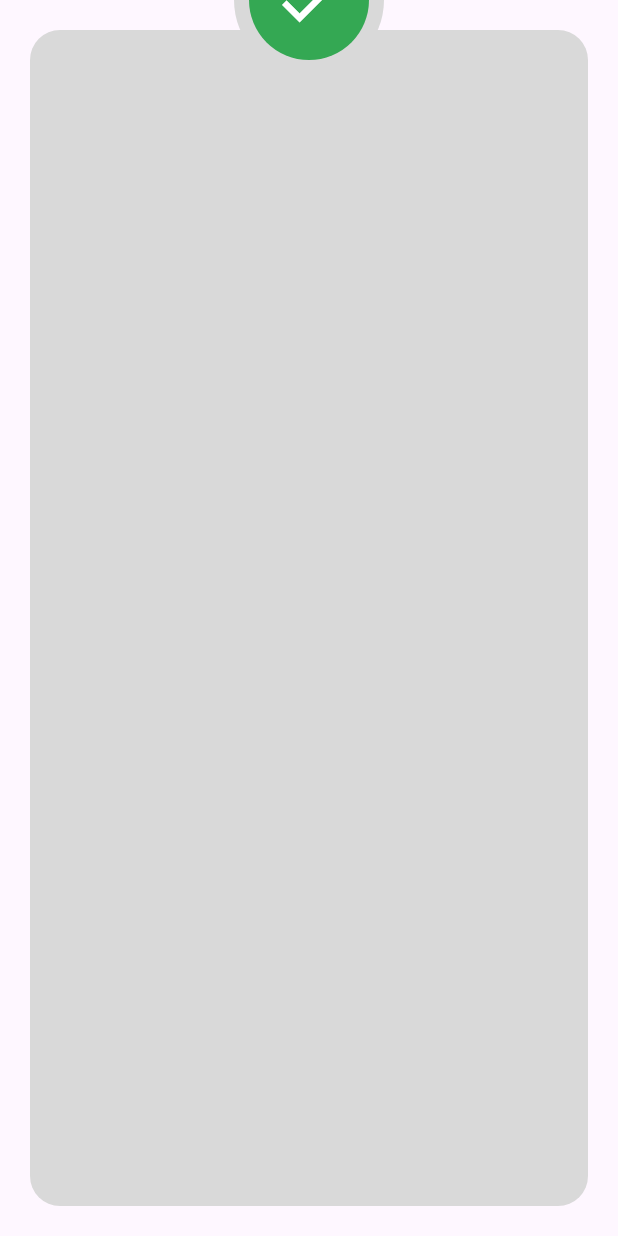
After one commit to wafaMohamed/payment_gateway, a Flutter app: the ThankYouView screen opened directly, on a phone screen of 412 x 824 dp. The commit adds this screen. Run offline on Flutter 3.47's test engine with Material 3 defaults, Android fonts, the phone set to English and light mode, and no system bars; our stand-ins replace bloc, dartz, dio, flutter_credit_card, flutter_svg, google_fonts; missing offline and left inert: flutter_stripe.

Commit message:
custom shaped container - thank you screen

```diff
--- a/lib/core/utils/styles.dart
+++ b/lib/core/utils/styles.dart
@@ -38,4 +38,5 @@ abstract class Styles {
 class ColorsApp {
   static Color black = Colors.black;
   static Color green = Color(0xff34a853);
+  static Color grey = Color(0xffD9D9D9);
 }
--- /dev/null
+++ b/lib/features/payment_gateway/presentation/check_out/view/thank_you_view.dart
@@ -0,0 +1,14 @@
+import 'package:flutter/material.dart';
+
+import '../widgets/thank_you_widgets/thank_you_body.dart';
+
+class ThankYouView extends StatelessWidget {
+  const ThankYouView({super.key});
+
+  @override
+  Widget build(BuildContext context) {
+    return const Scaffold(
+      body: ThankYouBody(),
+    );
+  }
+}
--- a/lib/features/payment_gateway/presentation/check_out/widgets/payment_details_widgets/payment_details_body.dart
+++ b/lib/features/payment_gateway/presentation/check_out/widgets/payment_details_widgets/payment_details_body.dart
@@ -4,6 +4,7 @@ import 'package:flutter/material.dart';
 import 'package:payment_gateway/features/payment_gateway/presentation/check_out/widgets/custom_button.dart';
 import 'package:payment_gateway/features/payment_gateway/presentation/check_out/widgets/payment_details_widgets/payment_list_view.dart';
 
+import '../../view/thank_you_view.dart';
 import 'custom_credit_card.dart';
 
 class PaymentDetailsBody extends StatefulWidget {
@@ -19,7 +20,8 @@ class _PaymentDetailsBodyState extends State<PaymentDetailsBody> {
 
   @override
   Widget build(BuildContext context) {
-    return CustomScrollView(slivers: [
+    return CustomScrollView(
+      slivers: [
         const SliverToBoxAdapter(
           child: PaymentMethodsListView(),
         ),
@@ -45,6 +47,12 @@ class _PaymentDetailsBodyState extends State<PaymentDetailsBody> {
                     formKey.currentState!.save();
                     log("payment");
                   } else {
+                    // in test only - do not do this // put the navigation on if scope
+                    Navigator.of(context).push(
+                      MaterialPageRoute(
+                        builder: (context) => const ThankYouView(),
+                      ),
+                    );
                     autovalidateMode = AutovalidateMode.always;
                     setState(() {});
                   }
@@ -54,6 +62,7 @@ class _PaymentDetailsBodyState extends State<PaymentDetailsBody> {
             ),
           ),
         ),
-    ]);
+      ],
+    );
   }
 }
--- /dev/null
+++ b/lib/features/payment_gateway/presentation/check_out/widgets/thank_you_widgets/thank_you_body.dart
@@ -0,0 +1,53 @@
+import 'package:flutter/material.dart';
+
+import '../../../../../../core/utils/styles.dart';
+
+class ThankYouBody extends StatelessWidget {
+  const ThankYouBody({super.key});
+
+  @override
+  Widget build(BuildContext context) {
+    return Stack(clipBehavior: Clip.none, children: [
+      Padding(
+        padding: const EdgeInsets.all(20),
+        child: Container(
+          decoration: ShapeDecoration(
+            color: ColorsApp.grey,
+            shape: RoundedRectangleBorder(
+              borderRadius: BorderRadius.circular(20),
+            ),
+          ),
+        ),
+      ),
+      Positioned(
+          left: -20,
+          bottom: MediaQuery.of(context).size.height * .2,
+          child: const CircleAvatar(
+            backgroundColor: Colors.transparent,
+          )),
+      Positioned(
+          right: -20,
+          bottom: MediaQuery.of(context).size.height * .2,
+          child: const CircleAvatar(
+            backgroundColor: Colors.transparent,
+          )),
+      Positioned(
+          right: 0,
+          left: 0,
+          top: -50,
+          child: CircleAvatar(
+            backgroundColor: ColorsApp.grey,
+            radius: 50,
+            child: CircleAvatar(
+              radius: 40,
+              backgroundColor: ColorsApp.green,
+              child: const Icon(
+                Icons.check,
+                color: Colors.white,
+                size: 50,
+              ),
+            ),
+          )),
+    ]);
+  }
+}
```
Lines whose indentation alone changed are shown as unchanged.
